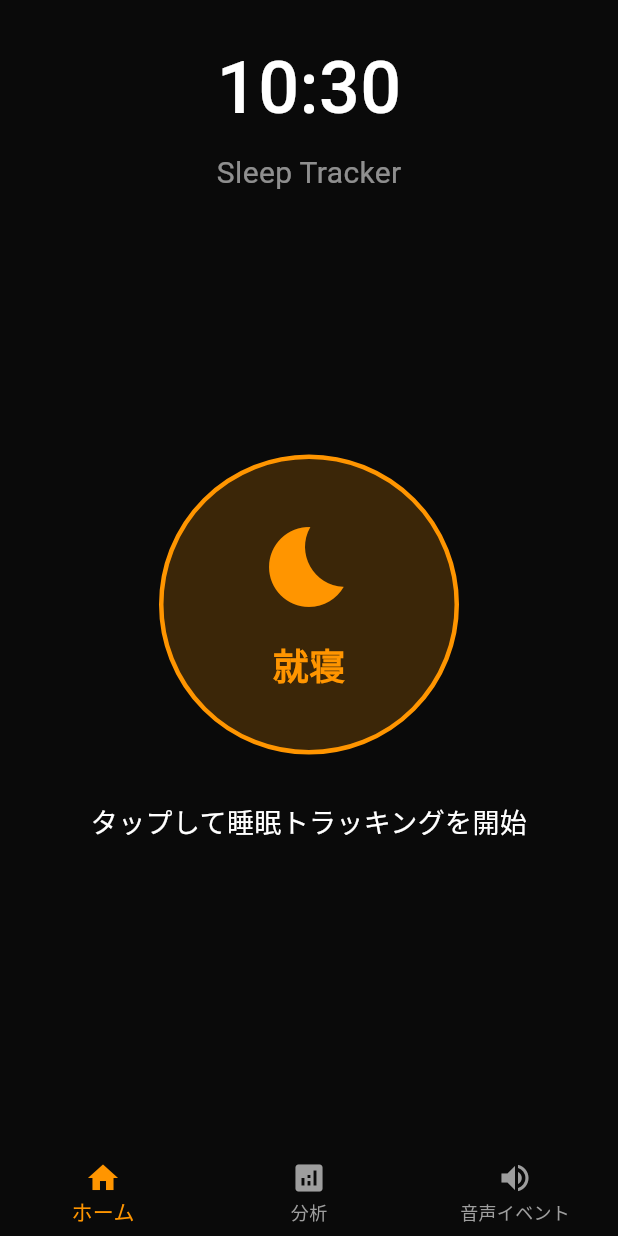
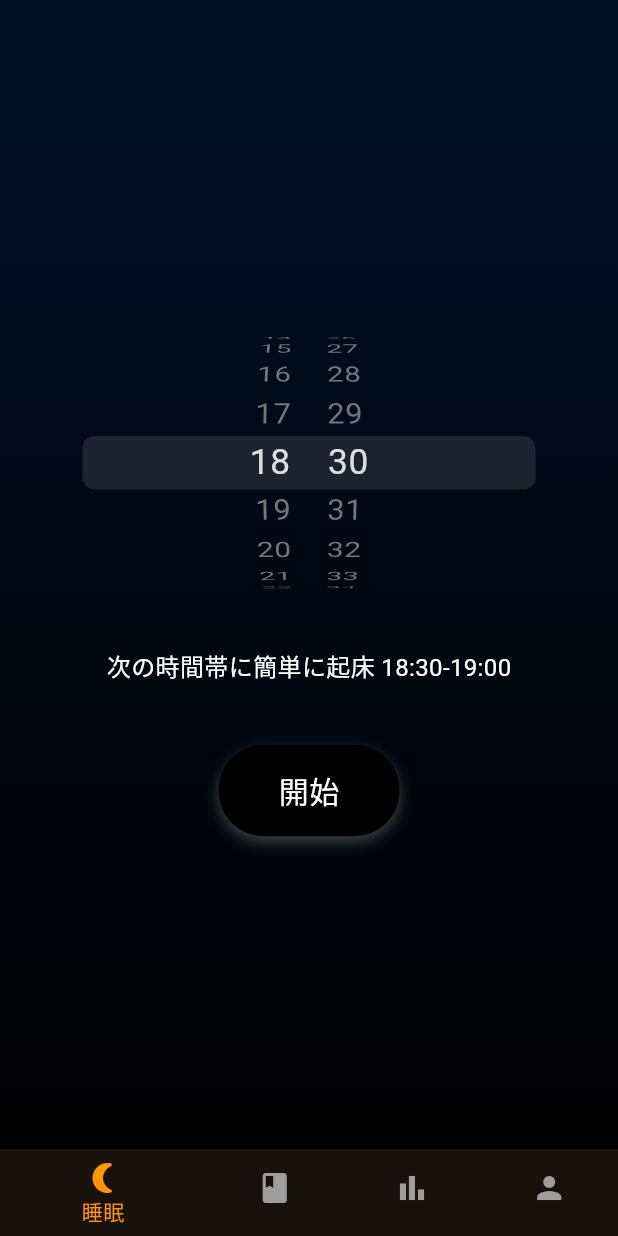
Before and after one commit to tsuzukidaigo/sleepcycle, a Flutter app: the screen it shows after launch, on a phone screen of 412 x 824 dp. Run offline on Flutter 3.47's test engine with Material 3 defaults, Android fonts, the phone set to English and light mode, and no system bars; our stand-ins replace fl_chart, just_audio, permission_handler, shared_preferences; missing offline and left inert: flutter_sound.

Commit message:
Add sleep tab with smart alarm and new navigation

```diff
--- a/lib/main.dart
+++ b/lib/main.dart
@@ -6,9 +6,10 @@
 import 'package:flutter/material.dart';
 import 'package:provider/provider.dart';
 import 'providers/sleep_tracking_provider.dart';
-import 'screens/home_screen.dart';
+import 'screens/sleep_tab_screen.dart';
+import 'screens/sleep_history_screen.dart';
 import 'screens/sleep_analysis_screen.dart';
-import 'screens/sound_events_screen.dart';
+import 'screens/profile_screen.dart';
 import 'utils/app_theme.dart';
 
 /// エントリポイント。アプリを起動する
@@ -54,16 +55,19 @@ class _MainScreenState extends State<MainScreen> {
   int _currentIndex = 0;
 
   final List<Widget> _screens = [
-    const HomeScreen(),
+    const SleepTabScreen(),
+    const SleepHistoryScreen(),
     const SleepAnalysisScreen(),
-    const SoundEventsScreen(),
+    const ProfileScreen(),
   ];
 
   @override
   Widget build(BuildContext context) {
     return Scaffold(
       body: _screens[_currentIndex],
-      bottomNavigationBar: BottomNavigationBar(
+      bottomNavigationBar: Provider.of<SleepTrackingProvider>(context).isRecording
+          ? null
+          : BottomNavigationBar(
               backgroundColor: AppTheme.background,
               selectedItemColor: AppTheme.accent,
               unselectedItemColor: Colors.grey,
@@ -74,9 +78,11 @@ class _MainScreenState extends State<MainScreen> {
                 });
               },
               items: const [
-          BottomNavigationBarItem(icon: Icon(Icons.home), label: 'ホーム'),
-          BottomNavigationBarItem(icon: Icon(Icons.analytics), label: '分析'),
-          BottomNavigationBarItem(icon: Icon(Icons.volume_up), label: '音声イベント'),
+                BottomNavigationBarItem(
+                    icon: Icon(Icons.nightlight_round), label: '睡眠'),
+                BottomNavigationBarItem(icon: Icon(Icons.book), label: '日誌'),
+                BottomNavigationBarItem(icon: Icon(Icons.bar_chart), label: '統計'),
+                BottomNavigationBarItem(icon: Icon(Icons.person), label: 'プロフィール'),
               ],
             ),
     );
--- /dev/null
+++ b/lib/screens/sleep_tab_screen.dart
@@ -0,0 +1,161 @@
+import 'package:flutter/cupertino.dart';
+import 'package:flutter/material.dart';
+import 'package:provider/provider.dart';
+import '../providers/sleep_tracking_provider.dart';
+import '../utils/app_theme.dart';
+
+class SleepTabScreen extends StatefulWidget {
+  const SleepTabScreen({super.key});
+
+  @override
+  State<SleepTabScreen> createState() => _SleepTabScreenState();
+}
+
+class _SleepTabScreenState extends State<SleepTabScreen> {
+  DateTime _wakeUpTime = DateTime.now().add(const Duration(hours: 8));
+
+  String _formatTime(DateTime time) {
+    return '${time.hour.toString().padLeft(2, '0')}:${time.minute.toString().padLeft(2, '0')}';
+  }
+
+  @override
+  Widget build(BuildContext context) {
+    return Consumer<SleepTrackingProvider>(
+      builder: (context, provider, child) {
+        final isSleeping = provider.isRecording;
+        final rangeStart = _wakeUpTime;
+        final rangeEnd = _wakeUpTime.add(const Duration(minutes: 30));
+        final rangeText = '${_formatTime(rangeStart)}-${_formatTime(rangeEnd)}';
+
+        return Scaffold(
+          backgroundColor: Colors.transparent,
+          body: Container(
+            decoration: BoxDecoration(
+              gradient: LinearGradient(
+                begin: Alignment.topCenter,
+                end: Alignment.bottomCenter,
+                colors: isSleeping
+                    ? [Colors.black, const Color(0xFF0A0A23)]
+                    : [const Color(0xFF001027), Colors.black],
+              ),
+            ),
+            child: SafeArea(
+              child: Stack(
+                children: [
+                  if (!isSleeping)
+                    _buildSetup(context, provider, rangeText)
+                  else
+                    _buildSleepMode(context, provider, rangeText),
+                ],
+              ),
+            ),
+          ),
+        );
+      },
+    );
+  }
+
+  Widget _buildSetup(
+      BuildContext context, SleepTrackingProvider provider, String rangeText) {
+    return Column(
+      mainAxisAlignment: MainAxisAlignment.center,
+      children: [
+        SizedBox(
+          height: 200,
+          child: CupertinoDatePicker(
+            mode: CupertinoDatePickerMode.time,
+            use24hFormat: true,
+            initialDateTime: _wakeUpTime,
+            onDateTimeChanged: (value) {
+              setState(() {
+                _wakeUpTime = value;
+              });
+            },
+          ),
+        ),
+        const SizedBox(height: 24),
+        Text(
+          '次の時間帯に簡単に起床 $rangeText',
+          style: const TextStyle(color: Colors.white, fontSize: 16),
+        ),
+        const SizedBox(height: 40),
+        GestureDetector(
+          onTap: provider.startSleepTracking,
+          child: Container(
+            padding: const EdgeInsets.symmetric(horizontal: 40, vertical: 16),
+            decoration: BoxDecoration(
+              color: Colors.black,
+              borderRadius: BorderRadius.circular(30),
+              boxShadow: const [
+                BoxShadow(
+                  color: Colors.white24,
+                  blurRadius: 8,
+                  offset: Offset(0, 4),
+                ),
+              ],
+            ),
+            child: const Text(
+              '開始',
+              style: TextStyle(color: Colors.white, fontSize: 20),
+            ),
+          ),
+        ),
+      ],
+    );
+  }
+
+  Widget _buildSleepMode(
+      BuildContext context, SleepTrackingProvider provider, String rangeText) {
+    return Column(
+      mainAxisAlignment: MainAxisAlignment.center,
+      children: [
+        StreamBuilder<DateTime>(
+          stream: Stream.periodic(
+            const Duration(seconds: 1),
+            (_) => DateTime.now(),
+          ),
+          builder: (context, snapshot) {
+            final now = snapshot.data ?? DateTime.now();
+            final time =
+                '${now.hour.toString().padLeft(2, '0')}:${now.minute.toString().padLeft(2, '0')}';
+            return Text(
+              time,
+              style: const TextStyle(
+                fontSize: 48,
+                color: Colors.white,
+              ),
+            );
+          },
+        ),
+        const SizedBox(height: 16),
+        Text(
+          '次の時間帯に簡単に起床 $rangeText',
+          style: const TextStyle(color: Colors.white70, fontSize: 16),
+        ),
+        const Spacer(),
+        GestureDetector(
+          onTap: provider.stopSleepTracking,
+          child: Container(
+            padding: const EdgeInsets.symmetric(horizontal: 40, vertical: 16),
+            margin: const EdgeInsets.only(bottom: 40),
+            decoration: BoxDecoration(
+              color: Colors.black,
+              borderRadius: BorderRadius.circular(30),
+              boxShadow: const [
+                BoxShadow(
+                  color: Colors.white24,
+                  blurRadius: 8,
+                  offset: Offset(0, 4),
+                ),
+              ],
+            ),
+            child: const Text(
+              '停止',
+              style: TextStyle(color: Colors.white, fontSize: 20),
+            ),
+          ),
+        ),
+      ],
+    );
+  }
+}
```
Also changed, not shown: lib/main_new.dart (+4 -4 lines), lib/screens/profile_screen.dart (added, +25 -0 lines). Lines whose indentation alone changed are shown as unchanged.
